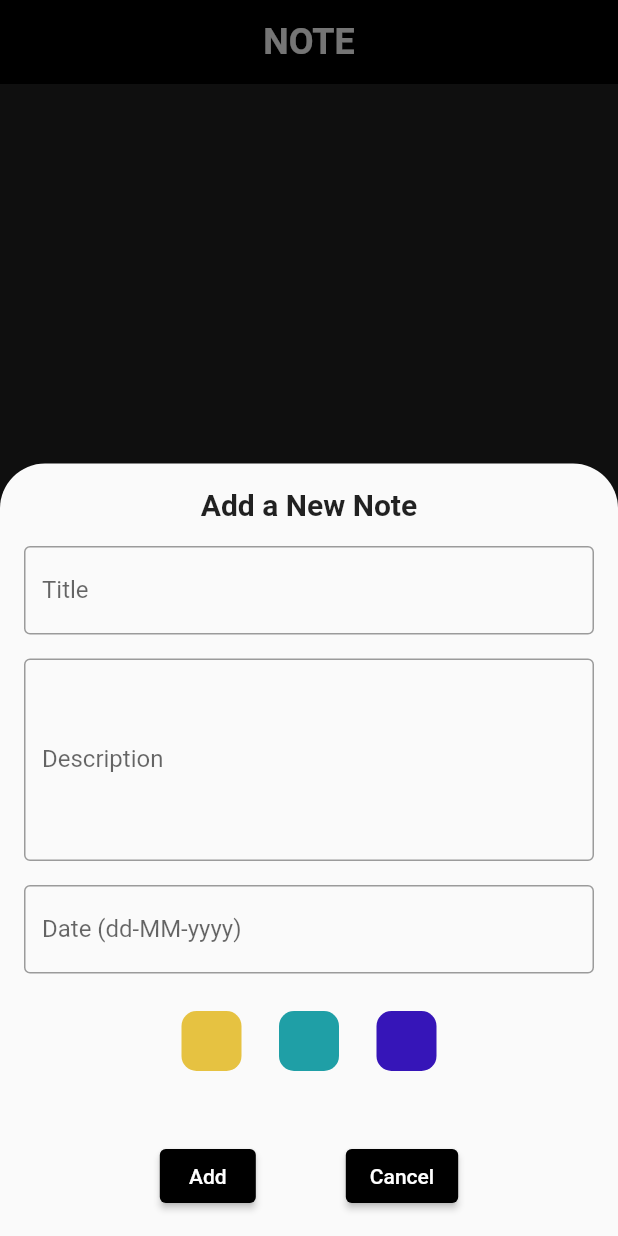
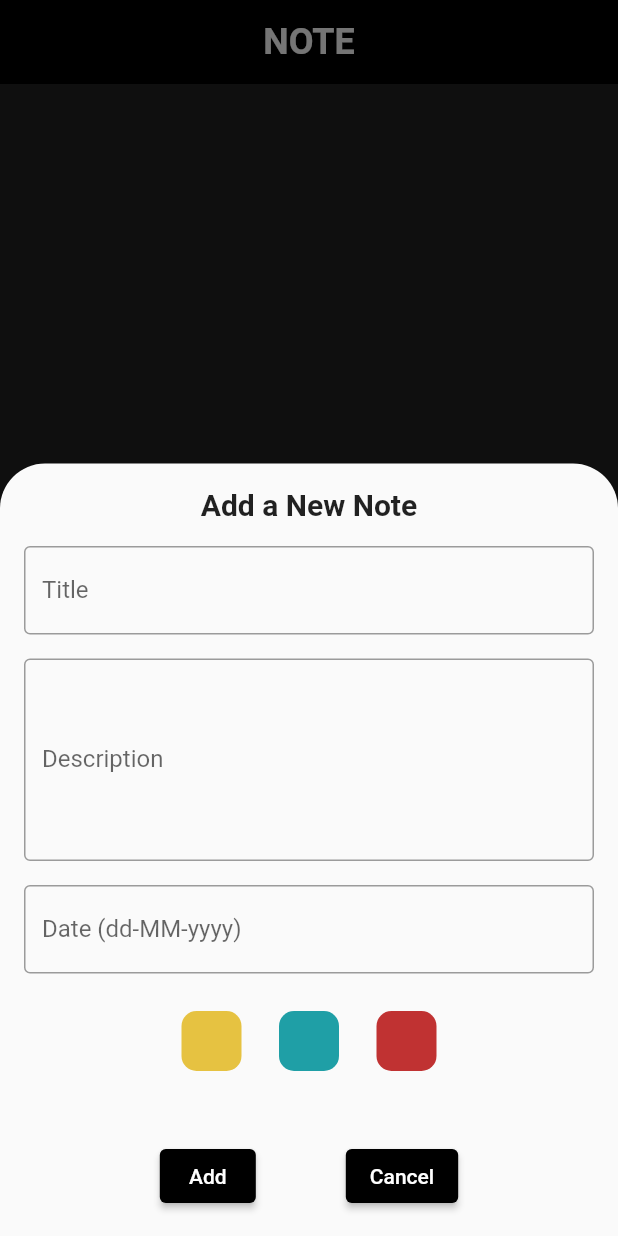
Before and after one commit to Abhay-flutter/notepad, a Flutter app: the screen it shows after launch, after a tap on the "add" icon, on a phone screen of 412 x 824 dp. Run offline on Flutter 3.47's test engine with Material 2 defaults, Android fonts, the phone set to English and light mode, and no system bars; our stand-ins replace hive_flutter; accounts and stored records are empty.

Commit message:
selecting color changed

```diff
--- a/lib/view/home_screen/home_screen.dart
+++ b/lib/view/home_screen/home_screen.dart
@@ -23,7 +23,7 @@ class _HomeScreenState extends State<HomeScreen> {
   List<Color> colorOptions = [
     const Color.fromARGB(255, 230, 194, 65),
     Color.fromARGB(255, 31, 159, 166),
-    Color.fromARGB(255, 54, 21, 184)
+    Color.fromARGB(255, 192, 50, 50)
   ];
 
   @override
```
